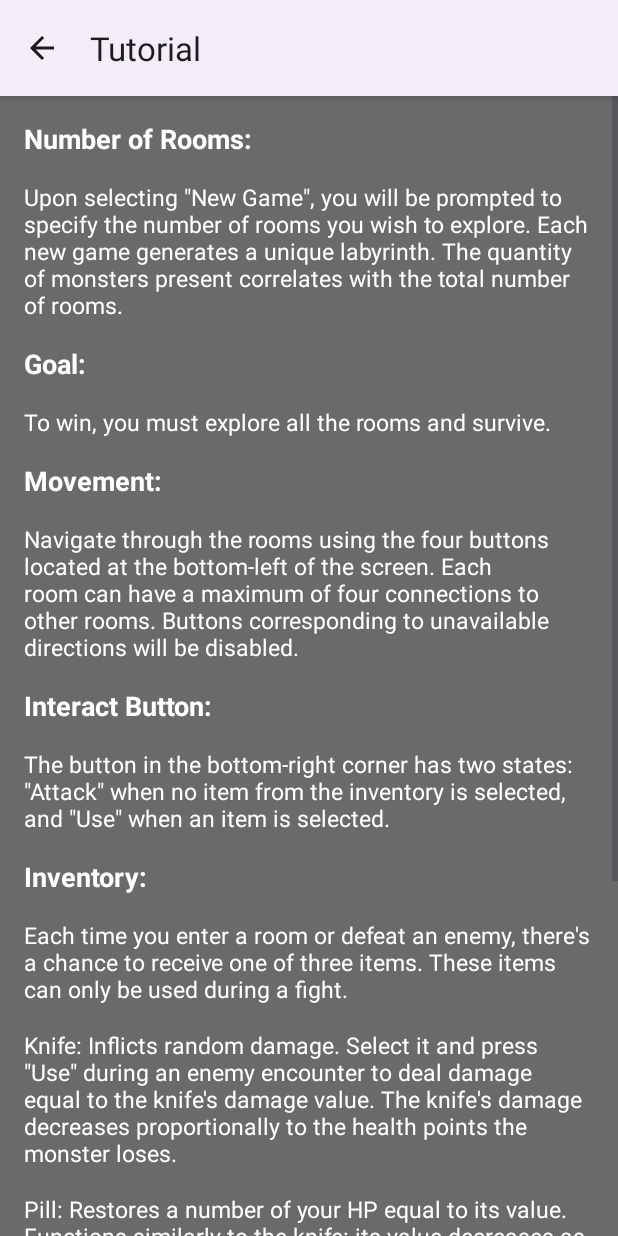
After one commit to andrii-synelnyk/COM543-treasure-adventure-game, an Android app: the TutorialActivity screen opened directly, with no data from a screen before it, on a phone screen of 412 x 824 dp. The commit adds this screen. Run offline under Robolectric (Android 15) with nearby library versions, the phone set to English and light mode, and no system bars.

Commit message:
finished menu (tutorial, about and exit buttons function)

```diff
--- a/app/src/main/AndroidManifest.xml
+++ b/app/src/main/AndroidManifest.xml
@@ -13,6 +13,12 @@
         android:theme="@style/Theme.TreasureAdventure"
         tools:targetApi="31">
         <activity
+            android:name=".TutorialActivity"
+            android:exported="false" />
+        <activity
+            android:name=".AboutActivity"
+            android:exported="false" />
+        <activity
             android:name=".GameActivity"
             android:exported="false" />
         <activity
--- /dev/null
+++ b/app/src/main/java/com/example/treasureadventure/TutorialActivity.java
@@ -0,0 +1,32 @@
+package com.example.treasureadventure;
+
+import androidx.appcompat.app.AppCompatActivity;
+
+import android.os.Bundle;
+import android.view.MenuItem;
+
+public class TutorialActivity extends AppCompatActivity {
+
+    @Override
+    protected void onCreate(Bundle savedInstanceState) {
+        super.onCreate(savedInstanceState);
+        setContentView(R.layout.activity_tutorial);
+
+        // Enable the Up button
+        if (getSupportActionBar() != null) {
+            getSupportActionBar().setDisplayHomeAsUpEnabled(true);
+            getSupportActionBar().setTitle("Tutorial");
+        }
+    }
+
+    @Override
+    public boolean onOptionsItemSelected(MenuItem item) {
+        if (item.getItemId() == android.R.id.home) {
+            // Respond to the action bar's Up/Home button
+            onBackPressed();
+            return true;
+        }
+        return super.onOptionsItemSelected(item);
+
+    }
+}
--- /dev/null
+++ b/app/src/main/res/layout/activity_tutorial.xml
@@ -0,0 +1,166 @@
+<?xml version="1.0" encoding="utf-8"?>
+<ScrollView xmlns:android="http://schemas.android.com/apk/res/android"
+    xmlns:tools="http://schemas.android.com/tools"
+    android:layout_width="match_parent"
+    android:layout_height="match_parent"
+    tools:context=".AboutActivity">
+
+    <LinearLayout
+        android:layout_width="match_parent"
+        android:layout_height="wrap_content"
+        android:orientation="vertical"
+        android:padding="16dp">
+
+        <TextView
+            android:layout_width="match_parent"
+            android:layout_height="wrap_content"
+            android:text="Number of Rooms:"
+            android:textSize="18sp"
+            android:textStyle="bold"
+
+            android:layout_marginBottom="16dp"
+            android:textColor="@color/white"/>
+
+        <TextView
+            android:layout_width="match_parent"
+            android:layout_height="wrap_content"
+            android:text="Upon selecting &quot;New Game&quot;, you will be prompted to specify the number of rooms you wish to explore. Each new game generates a unique labyrinth. The quantity of monsters present correlates with the total number of rooms."
+            android:layout_marginBottom="16dp"
+            android:textSize="15sp"
+            android:textColor="@color/white"/>
+
+        <TextView
+            android:layout_width="match_parent"
+            android:layout_height="wrap_content"
+            android:text="Goal:"
+            android:textSize="18sp"
+            android:textStyle="bold"
+
+            android:layout_marginBottom="16dp"
+            android:textColor="@color/white"/>
+
+        <TextView
+            android:layout_width="match_parent"
+            android:layout_height="wrap_content"
+            android:text="To win, you must explore all the rooms and survive."
+            android:layout_marginBottom="16dp"
+            android:textSize="15sp"
+            android:textColor="@color/white"/>
+
+        <TextView
+            android:layout_width="match_parent"
+            android:layout_height="wrap_content"
+            android:text="Movement:"
+            android:textSize="18sp"
+            android:textStyle="bold"
+
+            android:layout_marginBottom="16dp"
+            android:textColor="@color/white"/>
+
+        <TextView
+            android:layout_width="match_parent"
+            android:layout_height="wrap_content"
+            android:text="Navigate through the rooms using the four buttons located at the bottom-left of the screen. Each room can have a maximum of four connections to other rooms. Buttons corresponding to unavailable directions will be disabled."
+            android:layout_marginBottom="16dp"
+            android:textSize="15sp"
+            android:textColor="@color/white"/>
+
+        <TextView
+            android:layout_width="match_parent"
+            android:layout_height="wrap_content"
+            android:text="Interact Button:"
+            android:textSize="18sp"
+            android:textStyle="bold"
+
+            android:layout_marginBottom="16dp"
+            android:textColor="@color/white"/>
+
+        <TextView
+            android:layout_width="match_parent"
+            android:layout_height="wrap_content"
+            android:text="The button in the bottom-right corner has two states: &quot;Attack&quot; when no item from the inventory is selected, and &quot;Use&quot; when an item is selected."
+            android:layout_marginBottom="16dp"
+            android:textSize="15sp"
+            android:textColor="@color/white"/>
+
+        <TextView
+            android:layout_width="match_parent"
+            android:layout_height="wrap_content"
+            android:text="Inventory:"
+            android:textSize="18sp"
+            android:textStyle="bold"
+
+            android:layout_marginBottom="16dp"
+            android:textColor="@color/white"/>
+
+        <TextView
+            android:layout_width="match_parent"
+            android:layout_height="wrap_content"
+            android:text="Each time you enter a room or defeat an enemy, there's a chance to receive one of three items. These items can only be used during a fight."
+            android:layout_marginBottom="16dp"
+            android:textSize="15sp"
+            android:textColor="@color/white"/>
+
+        <TextView
+            android:layout_width="match_parent"
+            android:layout_height="wrap_content"
+            android:text="Knife: Inflicts random damage. Select it and press &quot;Use&quot; during an enemy encounter to deal damage equal to the knife's damage value. The knife's damage decreases proportionally to the health points the monster loses."
+            android:layout_marginBottom="16dp"
+            android:textSize="15sp"
+            android:textColor="@color/white"/>
+
+        <TextView
+            android:layout_width="match_parent"
+            android:layout_height="wrap_content"
+            android:text="Pill: Restores a number of your HP equal to its value. Functions similarly to the knife: its value decreases as it restores HP."
+            android:layout_marginBottom="16dp"
+            android:textSize="15sp"
+            android:textColor="@color/white"/>
+
+        <TextView
+            android:layout_width="match_parent"
+            android:layout_height="wrap_content"
+            android:text="Escape Door: Transports the player to the last room visited before encountering a monster."
+            android:layout_marginBottom="16dp"
+            android:textSize="15sp"
+            android:textColor="@color/white"/>
+
+        <TextView
+            android:layout_width="match_parent"
+            android:layout_height="wrap_content"
+            android:text="Progress:"
+            android:textSize="18sp"
+            android:textStyle="bold"
+
+            android:layout_marginBottom="16dp"
+            android:textColor="@color/white"/>
+
+        <TextView
+            android:layout_width="match_parent"
+            android:layout_height="wrap_content"
+            android:text="A circular progress bar above the player's HP indicates the number of rooms already cleared."
+            android:layout_marginBottom="16dp"
+            android:textSize="15sp"
+            android:textColor="@color/white"/>
+
+        <TextView
+            android:layout_width="match_parent"
+            android:layout_height="wrap_content"
+            android:text="Saving the Game:"
+            android:textSize="18sp"
+            android:textStyle="bold"
+
+            android:layout_marginBottom="16dp"
+            android:textColor="@color/white"/>
+
+        <TextView
+            android:layout_width="match_parent"
+            android:layout_height="wrap_content"
+            android:text="To save your progress, press the &quot;Save&quot; button in the top-right corner of the screen. This action creates a new save file. You can resume the saved game using the &quot;Load Game&quot; option in the menu."
+            android:layout_marginBottom="16dp"
+            android:textSize="15sp"
+            android:textColor="@color/white"/>
+
+    </LinearLayout>
+
+</ScrollView>
```
Also changed, not shown: app/src/main/java/com/example/treasureadventure/AboutActivity.java (added, +31 -0 lines), app/src/main/java/com/example/treasureadventure/MainActivity.java (+29 -0 lines), app/src/main/res/layout/activity_about.xml (added, +40 -0 lines).
